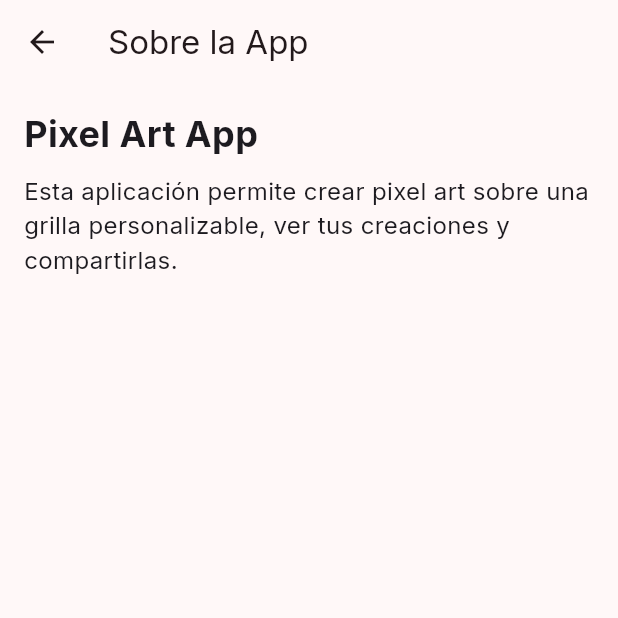
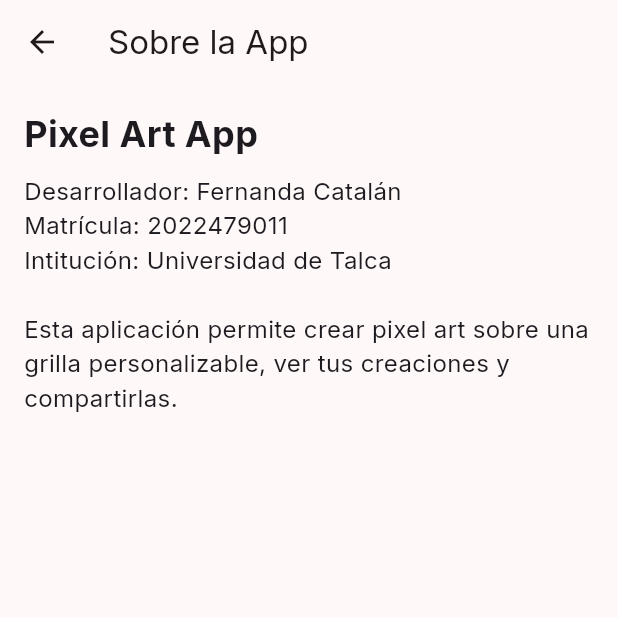
Before and after one commit to FernandaCatalan/3479A321_2022479011_, a Flutter app: the AboutScreen screen opened directly, on a phone screen of 412 x 824 dp, the top half of it. Run offline on Flutter 3.47's test engine with Material 3 defaults, Android fonts, the phone set to English and light mode, and no system bars; our stand-ins replace google_fonts, logger.

Commit message:
El about bien hecho :c

```diff
--- a/lib/pages/about.dart
+++ b/lib/pages/about.dart
@@ -18,6 +18,9 @@ class AboutScreen extends StatelessWidget {
             Text('Pixel Art App', style: TextStyle(fontSize: 24, fontWeight: FontWeight.bold)),
             SizedBox(height: 10),
             Text(
+              'Desarrollador: Fernanda Catalán\n'
+              'Matrícula: 2022479011\n'
+              'Intitución: Universidad de Talca\n\n'
               'Esta aplicación permite crear pixel art sobre una grilla personalizable, '
               'ver tus creaciones y compartirlas.',
               style: TextStyle(fontSize: 16),
```
